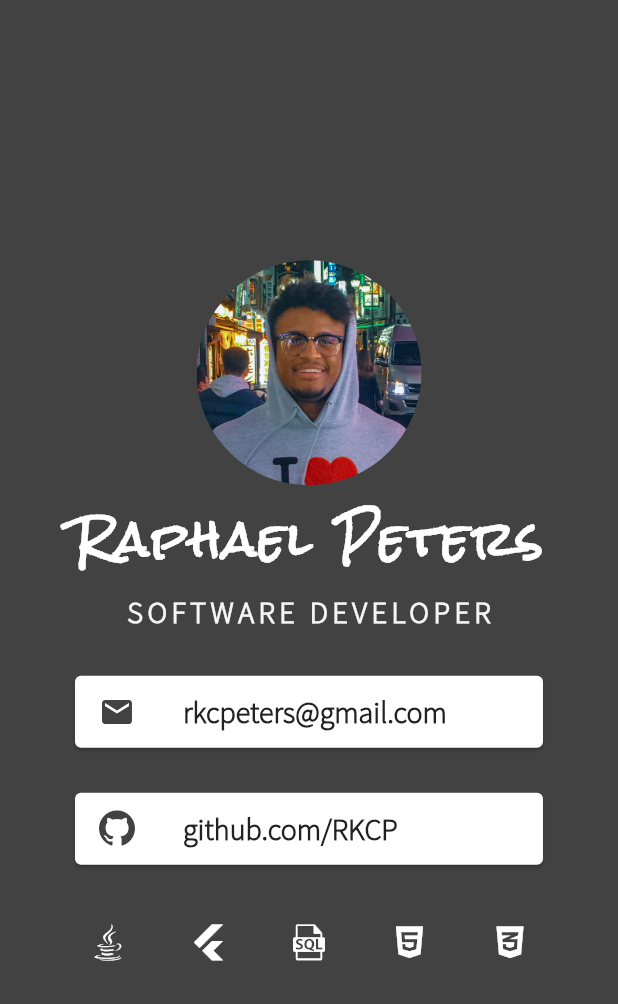
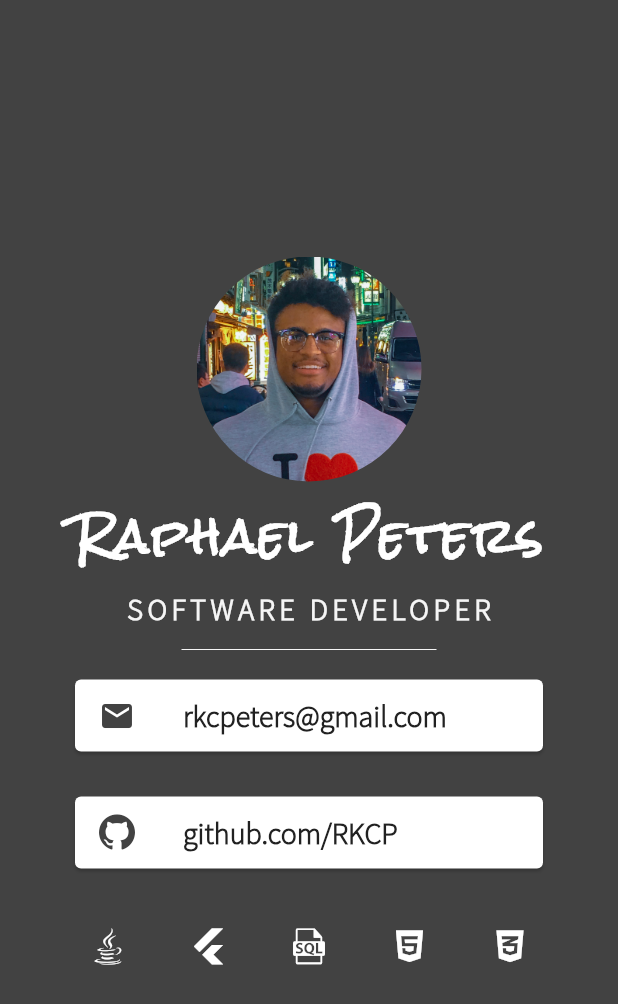
Before and after one commit to RKCP/Flutter-Dart-Learning, a Flutter app: the screen it shows after launch, on a phone screen of 412 x 824 dp. Shown: the top 1004 px of the screen. Run offline on Flutter 3.47's test engine with Material 2 defaults, Android fonts, the phone set to English and light mode, and no system bars.

Commit message:
Made changes to the settings.gradle file to allow loading to Android with url_launcher. Also added line to seperate two halves of the card.

```diff
--- a/mi_card/lib/main.dart
+++ b/mi_card/lib/main.dart
@@ -39,8 +39,15 @@ class MyApp extends StatelessWidget {
                   letterSpacing: 3,
                   fontWeight: FontWeight.bold,
                 )),
+            SizedBox(
+              height: 30,
+              width: 170,
+              child: Divider(
+                color: Colors.grey[100],
+              ),
+            ),
             Card(
-              margin: EdgeInsets.symmetric(vertical: 30, horizontal: 50),
+              margin: EdgeInsets.fromLTRB(50, 5, 50, 30),
               child: ListTile(
                 leading: Icon(
                   Icons.email,
```
Also changed, not shown: 1 other file.
